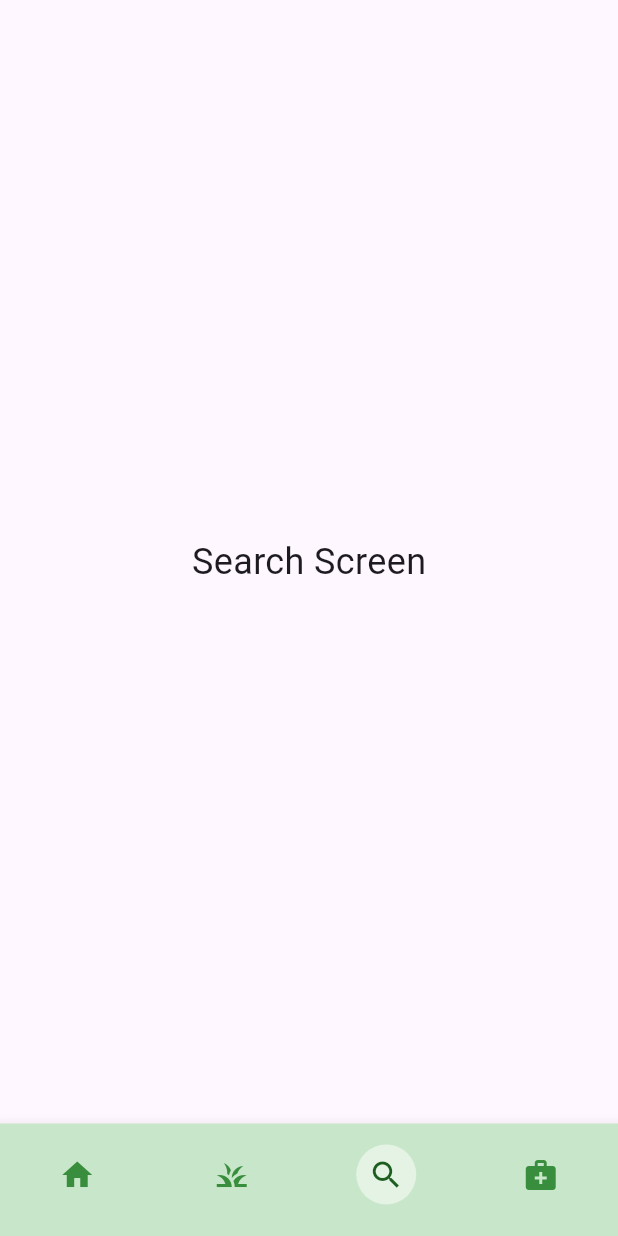
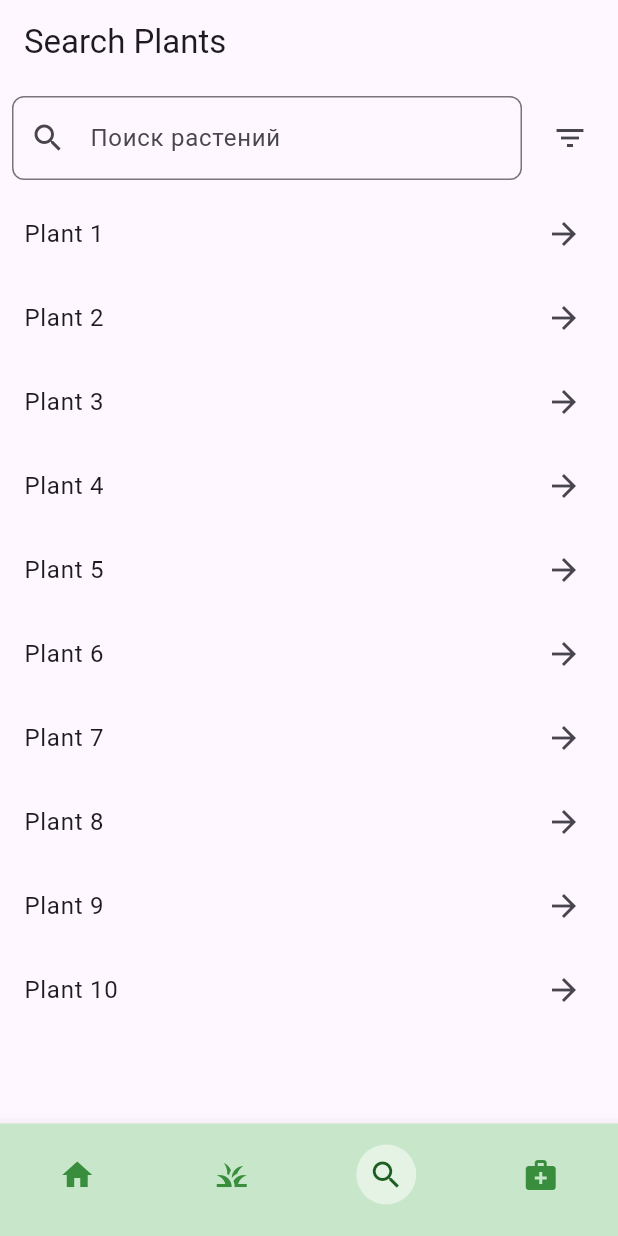
Before and after one commit to sergeis20777/plantsapp, a Flutter app: the screen it shows after launch, item 3 of the bottom bar chosen, on a phone screen of 412 x 824 dp. Run offline on Flutter 3.47's test engine with Material 3 defaults, Android fonts, the phone set to English and light mode, and no system bars; our stand-ins replace image_picker; network calls fail.

Commit message:
added a search_screen.dart

```diff
--- a/lib/screens/search_screen.dart
+++ b/lib/screens/search_screen.dart
@@ -1,10 +1,158 @@
 import 'package:flutter/material.dart';
 
-class SearchScreen extends StatelessWidget {
+class SearchScreen extends StatefulWidget {
+  @override
+  _SearchScreenState createState() => _SearchScreenState();
+}
+
+class _SearchScreenState extends State<SearchScreen> {
+  final TextEditingController _searchController = TextEditingController();
+  List<String> _plants = List.generate(10, (index) => 'Plant ${index + 1}');
+  int _selectedFiltersCount = 0;
+
+  void _navigateToFilters() async {
+    final result = await Navigator.push(
+      context,
+      MaterialPageRoute(
+        builder: (context) => FiltersScreen(
+          selectedFiltersCount: _selectedFiltersCount,
+        ),
+      ),
+    );
+    if (result != null && result is int) {
+      setState(() {
+        _selectedFiltersCount = result;
+      });
+    }
+  }
+
+  void _navigateToPlantDetail(String plantName) {
+    Navigator.push(
+      context,
+      MaterialPageRoute(
+        builder: (context) => PlantDetailScreen(plantName: plantName),
+      ),
+    );
+  }
+
   @override
   Widget build(BuildContext context) {
-    return Center(
-      child: Text('Search Screen', style: TextStyle(fontSize: 24)),
+    return Scaffold(
+      appBar: AppBar(
+        title: Text('Search Plants'),
+      ),
+      body: Column(
+        children: [
+          Padding(
+            padding: const EdgeInsets.all(8.0),
+            child: Row(
+              children: [
+                Expanded(
+                  child: TextField(
+                    controller: _searchController,
+                    decoration: InputDecoration(
+                      hintText: 'Поиск растений',
+                      prefixIcon: Icon(Icons.search),
+                      border: OutlineInputBorder(
+                        borderRadius: BorderRadius.circular(8.0),
+                      ),
+                    ),
+                  ),
+                ),
+                SizedBox(width: 8),
+                Stack(
+                  children: [
+                    IconButton(
+                      icon: Icon(Icons.filter_list),
+                      onPressed: _navigateToFilters,
+                    ),
+                    if (_selectedFiltersCount > 0)
+                      Positioned(
+                        right: 8,
+                        top: 8,
+                        child: CircleAvatar(
+                          radius: 10,
+                          backgroundColor: Colors.red,
+                          child: Text(
+                            '$_selectedFiltersCount',
+                            style: TextStyle(
+                              color: Colors.white,
+                              fontSize: 12,
+                              fontWeight: FontWeight.bold,
+                            ),
+                          ),
+                        ),
+                      ),
+                  ],
+                ),
+              ],
+            ),
+          ),
+          Expanded(
+            child: ListView.builder(
+              itemCount: _plants.length,
+              itemBuilder: (context, index) {
+                final plant = _plants[index];
+                return ListTile(
+                  title: Text(plant),
+                  trailing: Icon(Icons.arrow_forward),
+                  onTap: () => _navigateToPlantDetail(plant),
+                );
+              },
+            ),
+          ),
+        ],
+      ),
     );
   }
 }
+
+class FiltersScreen extends StatelessWidget {
+  final int selectedFiltersCount;
+
+  FiltersScreen({required this.selectedFiltersCount});
+
+  @override
+  Widget build(BuildContext context) {
+    int _tempFiltersCount = selectedFiltersCount;
+
+    return Scaffold(
+      appBar: AppBar(
+        title: Text('Filters'),
+      ),
+      body: Center(
+        child: Column(
+          mainAxisAlignment: MainAxisAlignment.center,
+          children: [
+            Text('Количество выбранных фильтров: $_tempFiltersCount'),
+            ElevatedButton(
+              onPressed: () {
+                _tempFiltersCount++;
+                Navigator.pop(context, _tempFiltersCount);
+              },
+              child: Text('Добавить фильтр'),
+            ),
+          ],
+        ),
+      ),
+    );
+  }
+}
+
+class PlantDetailScreen extends StatelessWidget {
+  final String plantName;
+
+  PlantDetailScreen({required this.plantName});
+
+  @override
+  Widget build(BuildContext context) {
+    return Scaffold(
+      appBar: AppBar(
+        title: Text(plantName),
+      ),
+      body: Center(
+        child: Text('Детальная информация о растении $plantName'),
+      ),
+    );
+  }
+}
```
